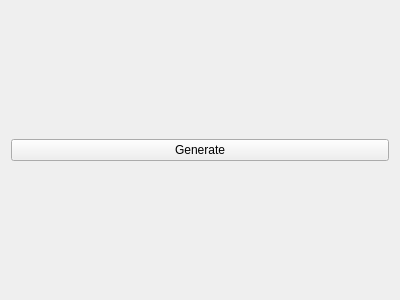
Qt form LPG/Resources/UI/LPG.ui (HarlleyHauradou/SlicerGHOST) before a commit.
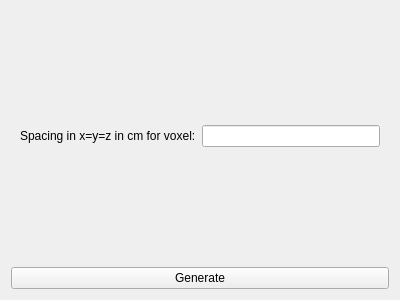
The same form after that commit.

Commit message: Incluído um campo para definir as dimensões x, y e z do voxel

The edit to the form file:
```diff
--- a/LPG/Resources/UI/LPG.ui
+++ b/LPG/Resources/UI/LPG.ui
@@ -14,6 +14,26 @@
    <string>LPG</string>
   </property>
   <layout class="QVBoxLayout" name="verticalLayout">
+
+   <!-- Campo para definir o spacing -->
+   <item>
+    <widget class="QWidget" name="spacingWidget">
+     <layout class="QHBoxLayout" name="spacingLayout">
+      <item>
+       <widget class="QLabel" name="spacingLabel">
+        <property name="text">
+         <string>Spacing in x=y=z in cm for voxel:</string>
+        </property>
+       </widget>
+      </item>
+      <item>
+       <widget class="QLineEdit" name="spacingLineEdit"/>
+      </item>
+     </layout>
+    </widget>
+   </item>
+
+   <!-- Botão Generate -->
    <item>
     <widget class="QPushButton" name="generateButton">
      <property name="text">
```
Left out of the diff: 2 changed lines with no effect on the pictures. The commit also changes 1 other file.
